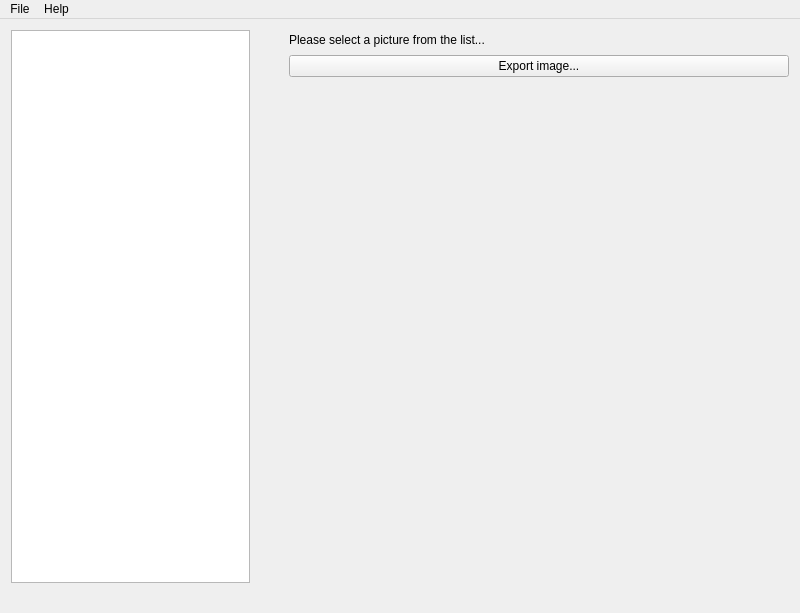
First picture: the form in mainwindow.ui, repository o-marshmallow/Powkiddy-RES-editor, before the edit.
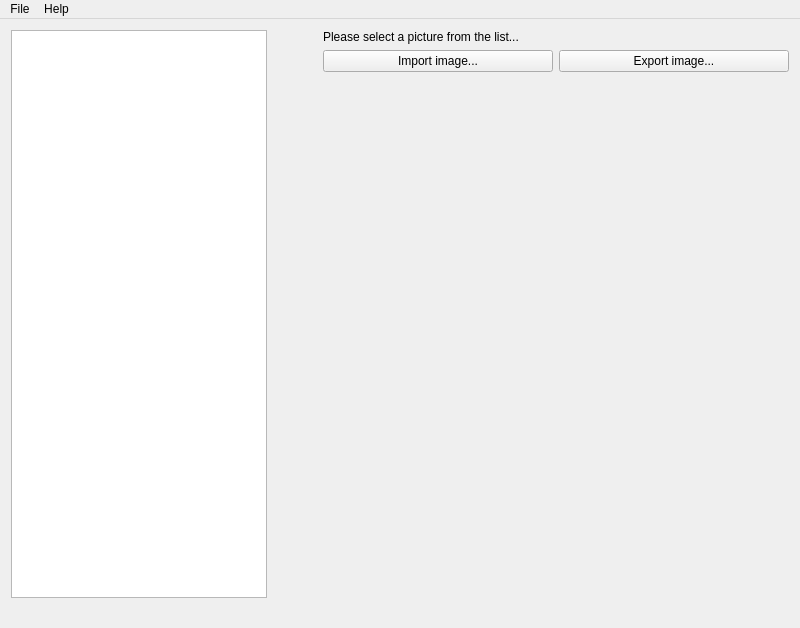
Second picture: the form after the edit. Icons and pictures are not drawn.

Diff of the .ui file:
```diff
--- a/mainwindow.ui
+++ b/mainwindow.ui
@@ -7,7 +7,7 @@
     <x>0</x>
     <y>0</y>
     <width>800</width>
-    <height>613</height>
+    <height>628</height>
    </rect>
   </property>
   <property name="windowTitle">
@@ -78,7 +78,14 @@
        </widget>
       </item>
       <item>
-       <layout class="QHBoxLayout" name="buttonsLayout">
+       <layout class="QHBoxLayout" name="picOperations">
+        <item>
+         <widget class="QPushButton" name="picImport">
+          <property name="text">
+           <string>Import image...</string>
+          </property>
+         </widget>
+        </item>
         <item>
          <widget class="QPushButton" name="picExport">
           <property name="text">
@@ -88,12 +95,34 @@
         </item>
        </layout>
       </item>
+      <item>
+       <spacer name="verticalSpacer">
+        <property name="orientation">
+         <enum>Qt::Vertical</enum>
+        </property>
+        <property name="sizeType">
+         <enum>QSizePolicy::Preferred</enum>
+        </property>
+        <property name="sizeHint" stdset="0">
+         <size>
+          <width>20</width>
+          <height>20</height>
+         </size>
+        </property>
+       </spacer>
+      </item>
       <item>
        <widget class="QLabel" name="picLabel">
+        <property name="sizePolicy">
+         <sizepolicy hsizetype="Expanding" vsizetype="Expanding">
+          <horstretch>0</horstretch>
+          <verstretch>0</verstretch>
+         </sizepolicy>
+        </property>
         <property name="minimumSize">
          <size>
-          <width>500</width>
-          <height>500</height>
+          <width>100</width>
+          <height>100</height>
          </size>
         </property>
         <property name="text">
```
Left out of the diff: 11 changed lines with no effect on the pictures.
